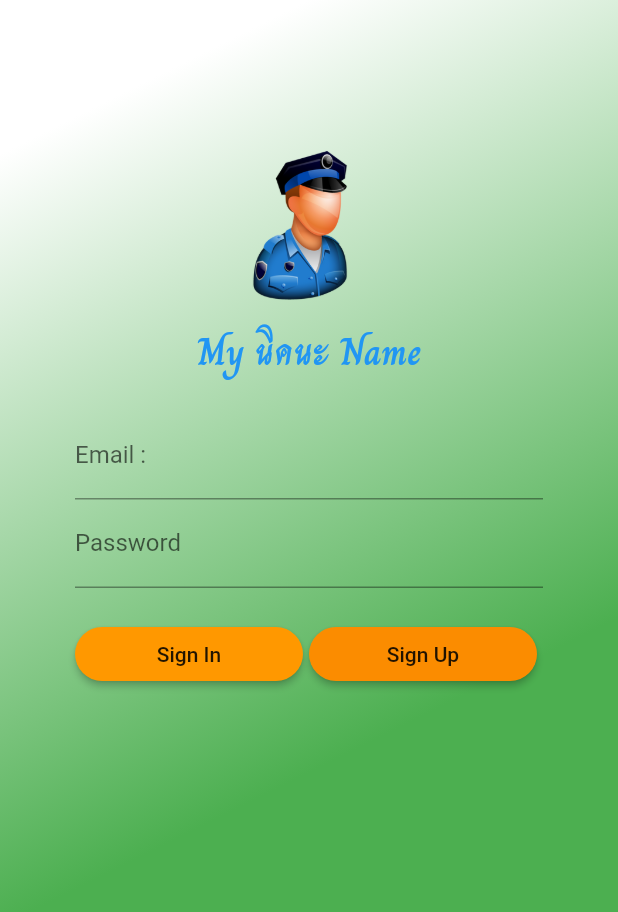
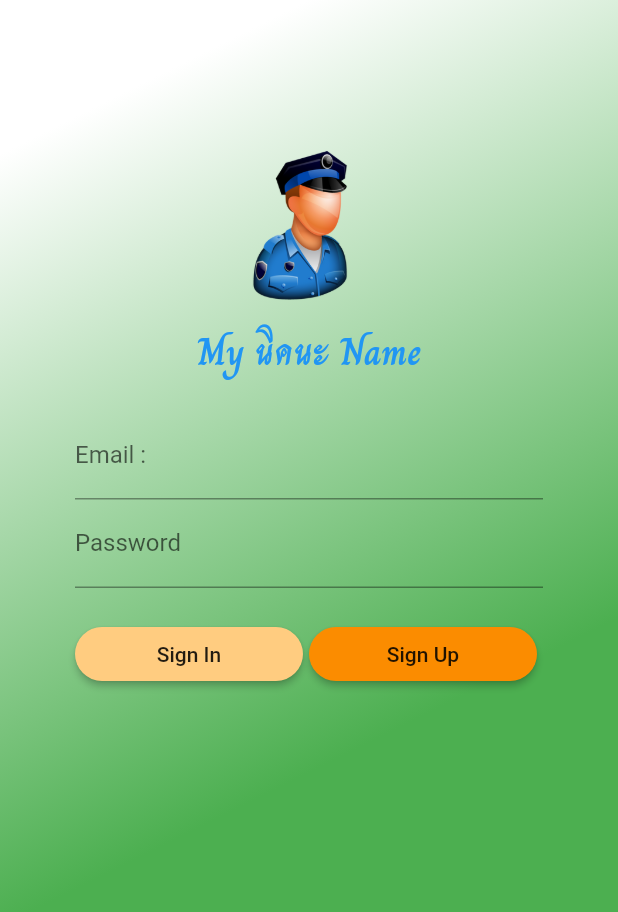
Before and after one commit to nickson01/nick-flutter-firebase, a Flutter app: the screen it shows after launch, on a phone screen of 412 x 824 dp. Shown: the top 912 px of the screen. Run offline on Flutter 3.47's test engine with Material 2 defaults, Android fonts, the phone set to English and light mode, and no system bars.

Commit message:
add oraintation

```diff
--- a/lib/main.dart
+++ b/lib/main.dart
@@ -1,4 +1,5 @@
 import 'package:flutter/material.dart';
+import 'package:flutter/services.dart';
 import './screens/authen.dart';
 
 void main() => runApp(MyApp());
@@ -6,6 +7,8 @@ void main() => runApp(MyApp());
 class MyApp extends StatelessWidget {
   @override
   Widget build(BuildContext context) {
-    return MaterialApp(title: '', home: Authen());
+    SystemChrome.setPreferredOrientations(
+        [DeviceOrientation.portraitUp, DeviceOrientation.portraitDown]);
+    return MaterialApp(title: 'Nick Flutter Application', home: Authen());
   }
 }
--- a/lib/screens/authen.dart
+++ b/lib/screens/authen.dart
@@ -17,7 +17,7 @@ class _AuthenState extends State<Authen> {
 
   Widget signInButton() {
     return RaisedButton(
-      color: Colors.orange,
+      color: Colors.orange[200],
       shape: RoundedRectangleBorder(borderRadius: BorderRadius.circular(30.0)),
       child: Text('Sign In'),
       onPressed: () {},
```
